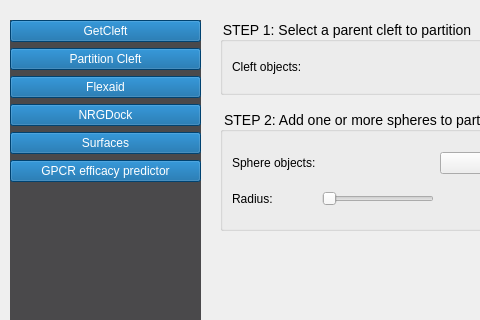
ThomasDesc/NRG_plugin, file demowidget2.ui: the form before one commit; both pictures show x 0 to 480 and y 0 to 320 of the 841 by 659 pixel window.
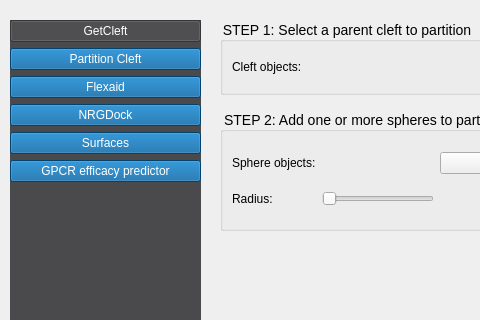
The form after the commit.

Commit message: output_cropped cleft

```diff
--- a/demowidget2.ui
+++ b/demowidget2.ui
@@ -41,6 +41,9 @@
    <layout class="QVBoxLayout" name="verticalLayout_2">
     <item>
      <widget class="QPushButton" name="button_getcleft">
+      <property name="enabled">
+       <bool>true</bool>
+      </property>
       <property name="styleSheet">
        <string notr="true"/>
       </property>
@@ -51,7 +54,7 @@
        <bool>true</bool>
       </property>
       <property name="checked">
-       <bool>false</bool>
+       <bool>true</bool>
       </property>
       <property name="autoExclusive">
        <bool>true</bool>
```
The commit also changes 2 other files.
